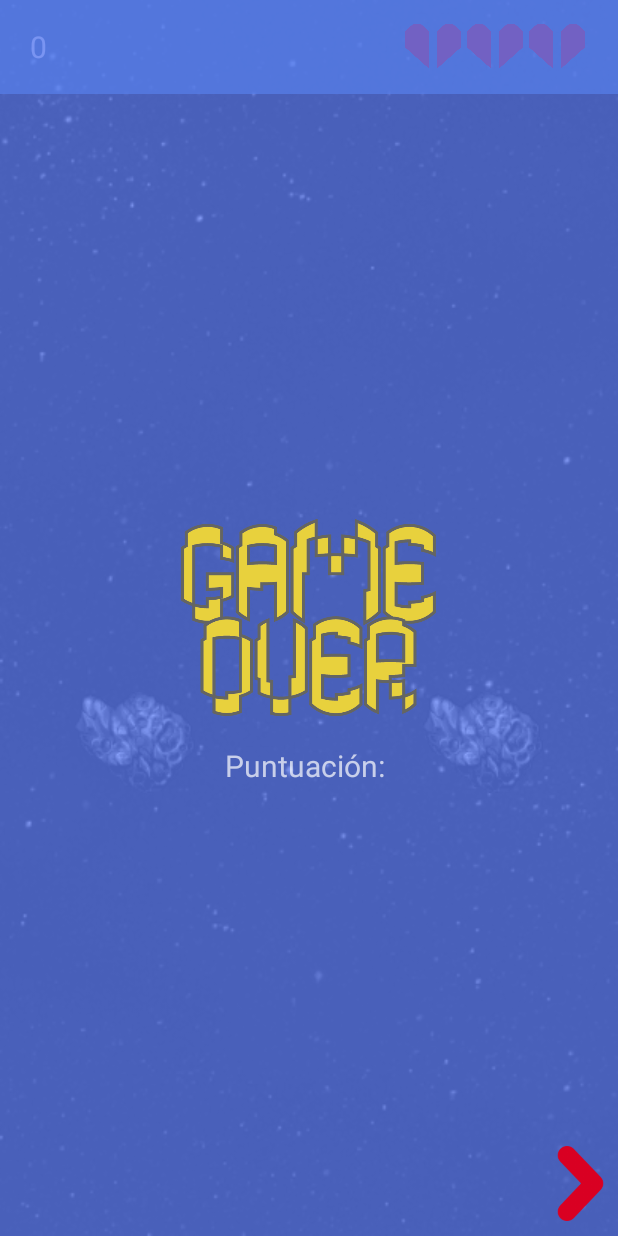
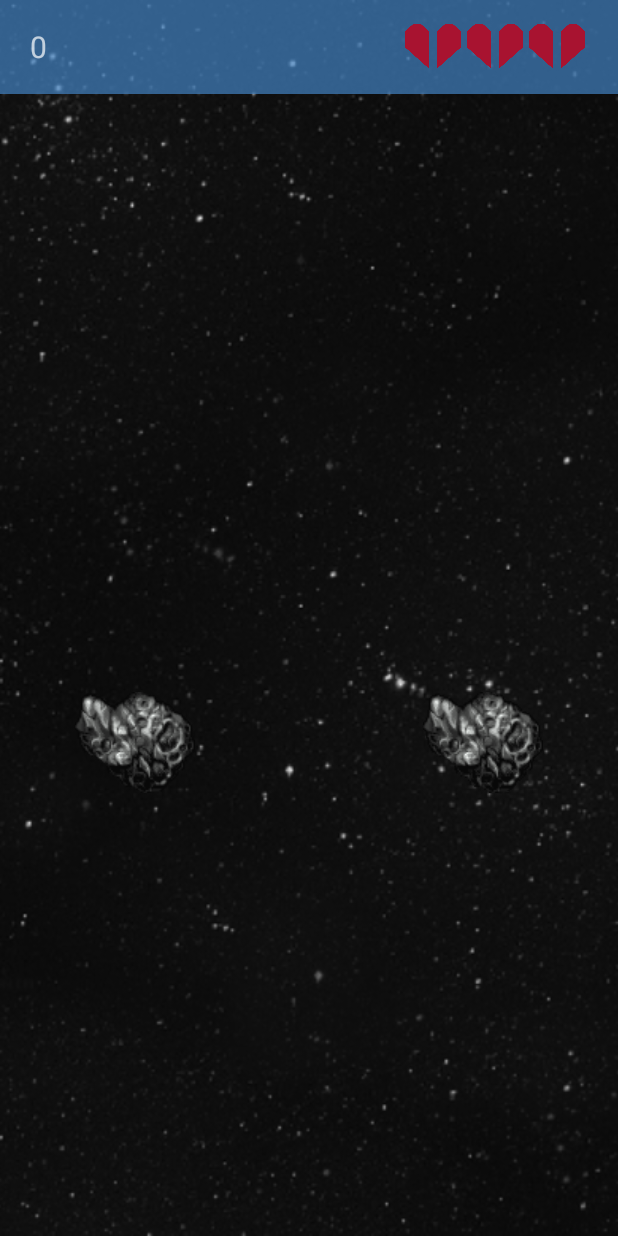
Before and after one commit to cvazquezlos/Space-Invaders, an Android app: the screen it shows after launch (GameActivity), after a tap on an icon or button, on a phone screen of 412 x 824 dp. Run offline under Robolectric (Android 15) with nearby library versions, the phone set to English and light mode, and no system bars; 1 statement that could not run was skipped.

Commit message:
La pantalla de Game Over es mostrada correctamente. Falta arreglar excepción cuando se selecciona volver atrás.

```diff
--- a/app/src/main/java/com/example/android/spaceinvaders/GameActivity.java
+++ b/app/src/main/java/com/example/android/spaceinvaders/GameActivity.java
@@ -278,12 +278,17 @@ public class GameActivity extends AppCompatActivity {
     }
 
     private void actualizaSalud(){
-        if (puntosSaludJugador>=0) {
             int idAEsconder = 2131492962 - puntosSaludJugador;
             findViewById(idAEsconder).setVisibility(View.INVISIBLE);
-        } else {
-            this.finish();
-        }
+            if (puntosSaludJugador==0){
+                findViewById(R.id.pantalla_game_over).setVisibility(View.VISIBLE);
+                manejaEnemigo.removeCallbacks(accionMovimiento);
+                botonDisparo.setEnabled(false);
+            }
+    }
+
+    public void volverMenuPrincipal(View v){
+        this.finish();
     }
 
     @Override
--- a/app/src/main/res/layout/game_activity.xml
+++ b/app/src/main/res/layout/game_activity.xml
@@ -209,8 +209,10 @@
     </LinearLayout>
 
     <RelativeLayout
+        android:id="@+id/pantalla_game_over"
         android:layout_width="match_parent"
         android:layout_height="match_parent"
+        android:visibility="gone"
         android:background="#ba5f7efa">
 
         <ImageView
@@ -239,6 +241,7 @@
             android:layout_marginBottom="10dp"
             android:src="@drawable/movetonext"
             android:background="@android:color/transparent"
+            android:onClick="volverMenuPrincipal"
             android:layout_alignParentRight="true"/>
 
         </RelativeLayout>
```
